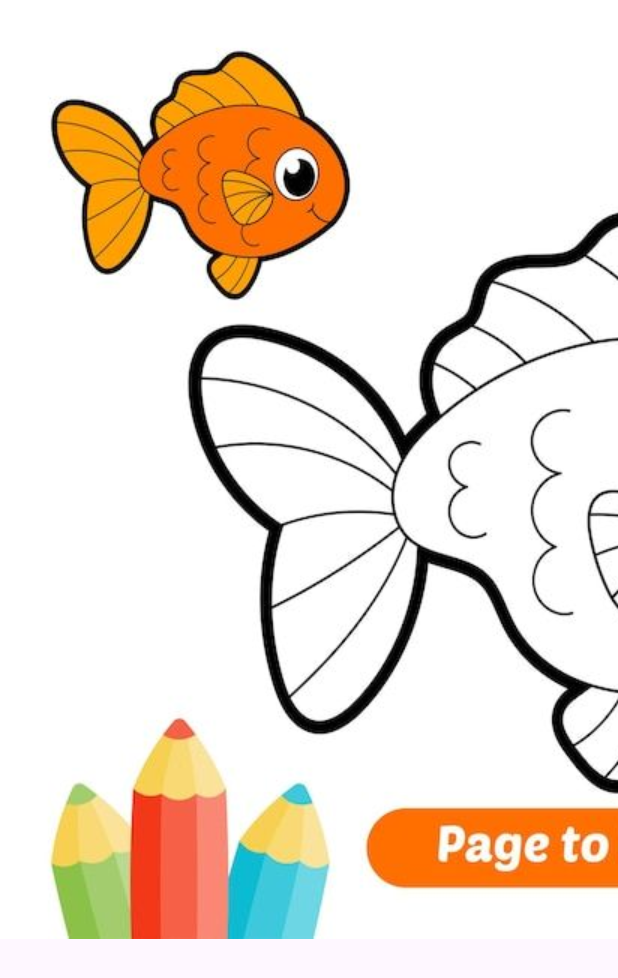
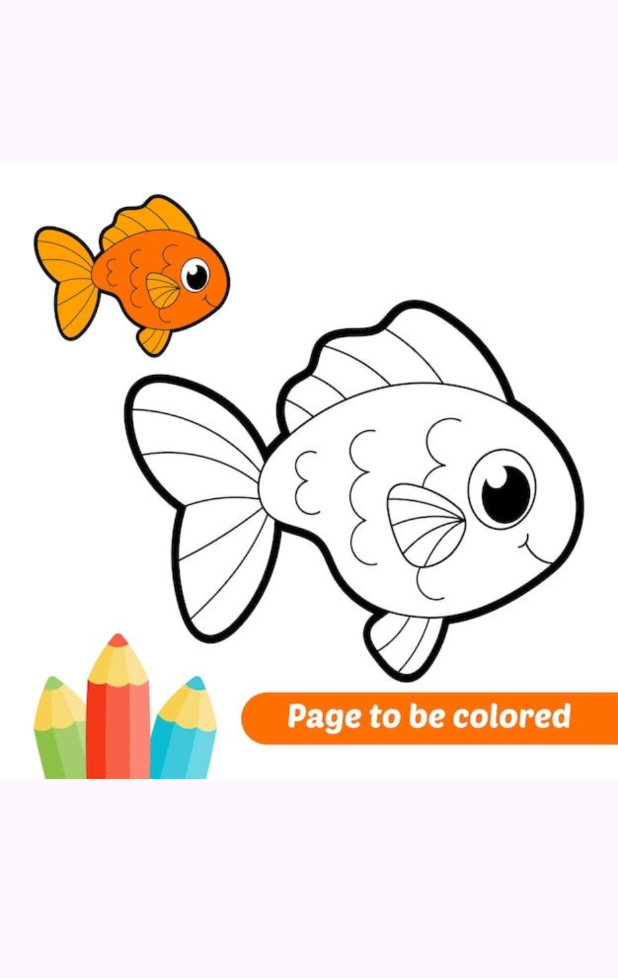
Before and after one commit to ManetesArtistes/coloring-pages, an Android app: the screen it shows after launch (MainActivity before the commit, ImageEditor after it), on a phone screen of 412 x 824 dp. Shown: the top 978 px of the screen. Run offline under Robolectric (Android 15) with nearby library versions, the light colour scheme and no system bars.

Commit message:
create an ImageEditorActivity

```diff
--- a/app/src/main/AndroidManifest.xml
+++ b/app/src/main/AndroidManifest.xml
@@ -21,6 +21,10 @@
                 <category android:name="android.intent.category.LAUNCHER" />
             </intent-filter>
         </activity>
+        <activity
+            android:name=".ImageEditor"
+            android:label="Image Editor"
+            android:exported="true"/>
     </application>
 
 </manifest>
--- /dev/null
+++ b/app/src/main/java/com/example/manetesartistes_game/ImageEditor.kt
@@ -0,0 +1,52 @@
+package com.example.manetesartistes_game
+
+import android.annotation.SuppressLint
+import android.graphics.Bitmap
+import androidx.appcompat.app.AppCompatActivity
+import android.graphics.Color
+import android.graphics.drawable.BitmapDrawable
+import android.os.Bundle
+import android.util.Log
+import android.view.MotionEvent
+import android.widget.ImageView
+
+class ImageEditor: AppCompatActivity() {
+
+    @SuppressLint("ClickableViewAccessibility")
+    override fun onCreate(savedInstanceState: Bundle?) {
+        super.onCreate(savedInstanceState)
+        setContentView(R.layout.activity_image_editor)
+
+        val imageView = findViewById<ImageView>(R.id.imageView)
+
+        val imageResId = intent.getIntExtra("IMAGE_RES_ID", -1)
+        if (imageResId != -1) {
+            imageView.setImageResource(imageResId)
+        }
+
+        imageView.setOnTouchListener { v, event ->
+            try {
+                if (event.action == MotionEvent.ACTION_DOWN) {
+                    val imageX: Int = (event.x / 2).toInt()
+                    val imageY: Int = (event.y / 2).toInt()
+
+                    if (imageX != -1 && imageY != -1) {
+                        var bitmap = (imageView.drawable as BitmapDrawable).bitmap
+                        bitmap = bitmap.copy(Bitmap.Config.ARGB_8888, true)
+                        val targetColor = bitmap.getPixel(imageX, imageY)
+                        val newColor = Color.parseColor("#f59542")  // Set the new color
+
+                        FloodFillUtils.floodFill(bitmap, imageX, imageY, targetColor, newColor)
+
+                        imageView.setImageBitmap(bitmap)
+                    }
+                }
+                true
+            } catch (e: Exception) {
+                Log.e("Error", e.toString())
+                Log.e("Error", e.stackTraceToString())
+                true
+            }
+        }
+    }
+}
--- a/app/src/main/java/com/example/manetesartistes_game/MainActivity.kt
+++ b/app/src/main/java/com/example/manetesartistes_game/MainActivity.kt
@@ -1,6 +1,7 @@
 package com.example.manetesartistes_game
 
 import android.annotation.SuppressLint
+import android.content.Intent
 import android.graphics.Bitmap
 import android.graphics.Color
 import android.os.Bundle
@@ -20,40 +21,14 @@ class MainActivity : AppCompatActivity() {
 
     @SuppressLint("ClickableViewAccessibility")
     override fun onCreate(savedInstanceState: Bundle?) {
-        super.onCreate(savedInstanceState)
-        setContentView(R.layout.activity_main)
+            super.onCreate(savedInstanceState)
+            setContentView(R.layout.activity_main)
 
-        val imageView = findViewById<ImageView>(R.id.imageView)
-        imageView.setImageResource(R.drawable.fish)  // Load your image here
-
-        imageView.setOnTouchListener { v, event ->
-            try {
-                if (event.action == MotionEvent.ACTION_DOWN) {
-                // Get the clicked coordinates
-                    val imageX: Int = (event.x / 2).toInt();
-                    val imageY: Int = (event.y / 2).toInt();
+                val intent = Intent(this, ImageEditor::class.java)
+                intent.putExtra("IMAGE_RES_ID", R.drawable.fish) // Replace with your image resource ID
+                startActivity(intent)
 
 
-                if (imageX != -1 && imageY != -1) {
-                    var bitmap = (imageView.drawable as BitmapDrawable).bitmap
-                    bitmap = bitmap.copy(Bitmap.Config.ARGB_8888, true)
-                    val targetColor = bitmap.getPixel(imageX, imageY)
-                    val newColor = Color.parseColor("#f59542")  // Set the new color
-
-                    FloodFillUtils.floodFill(bitmap, imageX, imageY, targetColor, newColor)
-
-                    // Update the ImageView with the modified bitmap
-                    imageView.setImageBitmap(bitmap)
-                }
-            }
-            true
-            }
-            catch (e: Exception) {
-                Log.e("Error", e.toString())
-                Log.e("Error", e.stackTraceToString())
-                true
-            }
-        }
     }
 
 }
--- /dev/null
+++ b/app/src/main/res/layout/activity_image_editor.xml
@@ -0,0 +1,13 @@
+<?xml version="1.0" encoding="utf-8"?>
+<LinearLayout xmlns:android="http://schemas.android.com/apk/res/android"
+    android:layout_width="match_parent"
+    android:layout_height="match_parent"
+    xmlns:app="http://schemas.android.com/apk/res-auto"
+    android:orientation="horizontal">
+
+    <ImageView
+        android:id="@+id/imageView"
+        android:layout_width="wrap_content"
+        android:layout_height="wrap_content"
+        android:scaleType="fitCenter" />
+</LinearLayout>
```
